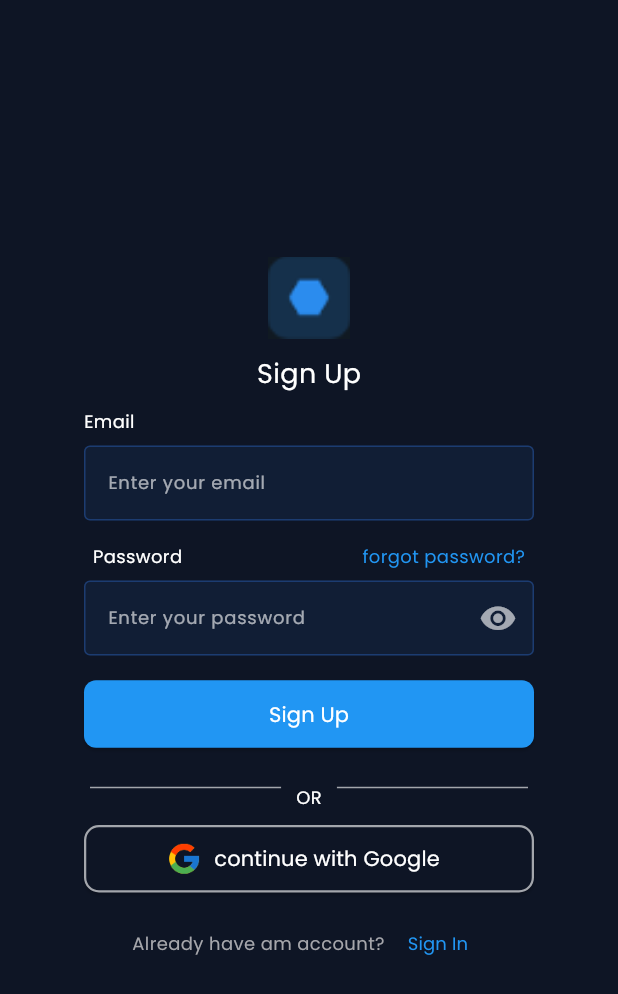
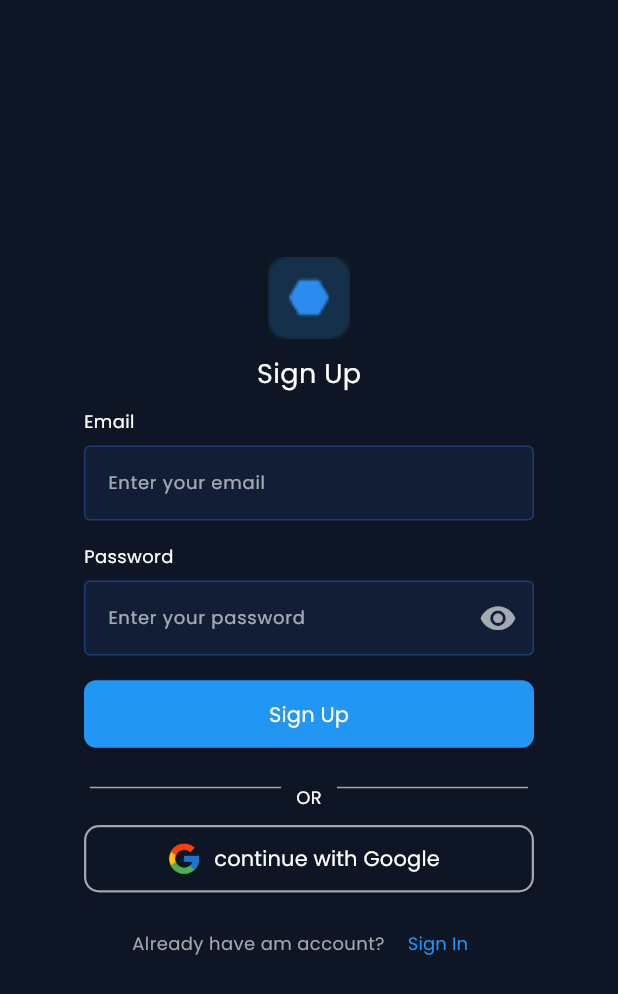
Before and after one commit to n159753/firebasetask, a Flutter app: the screen it shows after launch, after a tap on "Sign In", after a tap on "Sign Up", on a phone screen of 412 x 824 dp. Shown: the top 994 px of the screen. Run offline on Flutter 3.47's test engine with Material 3 defaults, Android fonts, the phone set to English and light mode, and no system bars; our stand-ins replace bloc, firebase_auth, firebase_core, flutter_bloc; accounts and stored records are empty; network calls fail.

Commit message:
third commit

```diff
--- a/lib/controller/signup_cubit/signup_state.dart
+++ b/lib/controller/signup_cubit/signup_state.dart
@@ -13,9 +13,9 @@ final class SignupSuccess extends SignupState {
 }
 
 final class SignupError extends SignupState {
-  final String? message; // رسالة عامة تظهر SnackBar
-  final String? emailError; // يظهر تحت TextFormField
-  final String? passwordError; // يظهر تحت TextFormField
+  final String? message;
+  final String? emailError;
+  final String? passwordError;
 
   SignupError({this.message, this.emailError, this.passwordError});
 }
--- a/lib/view/screens/home_screen.dart
+++ b/lib/view/screens/home_screen.dart
@@ -1,4 +1,5 @@
 import 'package:authtask/view/screens/login/login_screen.dart';
+import 'package:authtask/view/widgets/button_widget.dart';
 import 'package:firebase_auth/firebase_auth.dart';
 import 'package:flutter/material.dart';
 
@@ -18,11 +19,14 @@ class HomeScreen extends StatelessWidget {
         ),
       ),
 
-      body: Column(
+      body: Padding(
+        padding: const EdgeInsets.all(8.0),
+        child: Center(
+          child: Column(
             crossAxisAlignment: CrossAxisAlignment.center,
             mainAxisAlignment: MainAxisAlignment.end,
             children: [
-          ElevatedButton(
+              ButtonWidget(
                 onPressed: () async {
                   await FirebaseAuth.instance.signOut();
                   Navigator.pushAndRemoveUntil(
@@ -31,19 +35,31 @@ class HomeScreen extends StatelessWidget {
                     (route) => false,
                   );
                 },
-            style: ElevatedButton.styleFrom(
-              minimumSize: Size(300, 45),
-              backgroundColor: Colors.blue,
-              shape: RoundedRectangleBorder(
-                borderRadius: BorderRadiusGeometry.circular(8),
+                btntxt: "Sign Out",  )
+              // ElevatedButton(
+              //   onPressed: () async {
+              //     await FirebaseAuth.instance.signOut();
+              //     Navigator.pushAndRemoveUntil(
+              //       context,
+              //       MaterialPageRoute(builder: (_) => const LoginScreen()),
+              //       (route) => false,
+              //     );
+              //   },
+              //   style: ElevatedButton.styleFrom(
+              //     minimumSize: Size(300, 45),
+              //     backgroundColor: Colors.blue,
+              //     shape: RoundedRectangleBorder(
+              //       borderRadius: BorderRadiusGeometry.circular(8),
+              //     ),
+              //   ),
+              //   child: Text(
+              //     "Sign out",
+              //     style: TextStyle(fontFamily: 'Poppins', color: Colors.white),
+              //   ),
+              // ),
+            ],
           ),
         ),
-            child: Text(
-              "Sign out",
-              style: TextStyle(fontFamily: 'Poppins', color: Colors.white),
-            ),
-          ),
-        ],
       ),
     );
   }
--- a/lib/view/screens/login/login_form.dart
+++ b/lib/view/screens/login/login_form.dart
@@ -1,6 +1,7 @@
 import 'package:authtask/controller/login_cubit/login_cubit.dart';
 import 'package:authtask/controller/login_cubit/login_cubit.dart';
 import 'package:authtask/view/screens/home_screen.dart';
+import 'package:authtask/view/widgets/button_widget.dart';
 import 'package:flutter/material.dart';
 import 'package:flutter_bloc/flutter_bloc.dart';
 import '../../widgets/text_from_field_widget.dart';
@@ -87,37 +88,28 @@ class _LoginFormState extends State<LoginForm> {
                       hinttxt: 'Enter your password',
                       errorText: passwordError,
                       controler: _passwordController,
+                      forgotpass: "forgot password?",
                     ),
                   ],
                 ),
 
                 state is LoginLoading
                     ? const CircularProgressIndicator()
-                    : ElevatedButton(
-                        onPressed: () {
-                          if (_formKey.currentState!.validate()) {
+                    : ButtonWidget(
+                      formKey: _formKey,
+                      emailController: _emailController,
+                      passwordController: _passwordController,
+                      btntxt:"Sign In",
+                      onPressed: () {
+                        if (_formKey.currentState!.validate()) {
                             context.read<LoginCubit>().login(
                               email: _emailController.text.trim(),
                               password: _passwordController.text.trim(),
                             );
-                          }
-                        },
 
-                        style: ElevatedButton.styleFrom(
-                          minimumSize: Size(300, 45),
-                          backgroundColor: Colors.blue,
-                          shape: RoundedRectangleBorder(
-                            borderRadius: BorderRadiusGeometry.circular(8),
-                          ),
-                        ),
-                        child: Text(
-                          "Sign In",
-                          style: TextStyle(
-                            color: Colors.white,
-                            fontFamily: 'Poppins',
-                          ),
-                        ),
-                      ),
+                        }
+
+                    },),
               ],
             ),
           );
--- a/lib/view/screens/signup/signup_form.dart
+++ b/lib/view/screens/signup/signup_form.dart
@@ -1,6 +1,7 @@
 // import 'package:firebase_auth/firebase_auth.dart';
 import 'package:authtask/controller/signup_cubit/signup_cubit.dart';
 import 'package:authtask/view/screens/home_screen.dart';
+import 'package:authtask/view/widgets/button_widget.dart';
 import 'package:firebase_auth/firebase_auth.dart';
 import 'package:flutter/material.dart';
 import 'package:flutter_bloc/flutter_bloc.dart';
@@ -92,31 +93,23 @@ class _SignupFormState extends State<SignupForm> {
                   ),
 
                   state is SignupLoading
-                      ? CircularProgressIndicator()
-                      : ElevatedButton(
-                          onPressed: () {
-                            if (_formKey.currentState!.validate()) {
-                              BlocProvider.of<SignUpCubit>(context).signUp(
+                    ? const CircularProgressIndicator()
+                    : ButtonWidget(
+                      formKey: _formKey,
+                      emailController: _emailController,
+                      passwordController: _passwordController,
+                      btntxt:"Sign Up",
+                      onPressed: () {
+                        if (_formKey.currentState!.validate()) {
+                            BlocProvider.of<SignUpCubit>(context).signUp(
                                 email: _emailController.text.trim(),
                                 password: _passwordController.text.trim(),
-                              );
-                            }
-                          },
-                          style: ElevatedButton.styleFrom(
-                            minimumSize: Size(300, 45),
-                            backgroundColor: Colors.blue,
-                            shape: RoundedRectangleBorder(
-                              borderRadius: BorderRadiusGeometry.circular(8),
-                            ),
-                          ),
-                          child: Text(
-                            "Sign Up",
-                            style: TextStyle(
-                              fontFamily: 'Poppins',
-                              color: Colors.white,
-                            ),
-                          ),
-                        ),
+                            );
+
+                        }
+
+                    },),
+
                 ],
               ),
             );
--- a/lib/view/widgets/button_widget.dart
+++ b/lib/view/widgets/button_widget.dart
@@ -1,10 +1,45 @@
+import 'package:authtask/controller/login_cubit/login_cubit.dart';
+import 'package:flutter/cupertino.dart';
 import 'package:flutter/material.dart';
+import 'package:flutter_bloc/flutter_bloc.dart';
 
-class Button extends StatelessWidget {
-  const Button({super.key});
+class ButtonWidget extends StatelessWidget {
+  const ButtonWidget({
+    super.key,
+    required this.onPressed,
+    required this.btntxt,
+     GlobalKey<FormState>? formKey,
+     TextEditingController? emailController,
+     TextEditingController? passwordController,
+  }) : _formKey = formKey, _emailController = emailController, _passwordController = passwordController;
+
+  final GlobalKey<FormState>? _formKey;
+  final TextEditingController? _emailController;
+  final TextEditingController? _passwordController;
+
+  final VoidCallback onPressed;
+
+  final String btntxt;
 
   @override
   Widget build(BuildContext context) {
-    return const Placeholder();
+    return ElevatedButton(
+        onPressed: onPressed,
+
+        style: ElevatedButton.styleFrom(
+          minimumSize: Size(300, 45),
+          backgroundColor: Colors.blue,
+          shape: RoundedRectangleBorder(
+            borderRadius: BorderRadiusGeometry.circular(8),
+          ),
+        ),
+        child: Text(
+          btntxt,
+          style: TextStyle(
+            color: Colors.white,
+            fontFamily: 'Poppins',
+          ),
+        ),
+      );
   }
 }
--- a/lib/view/widgets/text_from_field_widget.dart
+++ b/lib/view/widgets/text_from_field_widget.dart
@@ -10,6 +10,7 @@ class TextFormFieldWidget extends StatefulWidget {
   final Function(String)? onchanged;
   //  final String? Function(String?) validator;
   final String? errorText;
+  final String forgotpass;
 
   const TextFormFieldWidget({
     super.key,
@@ -21,6 +22,7 @@ class TextFormFieldWidget extends StatefulWidget {
     this.onchanged,
     //  required this.validator,
     this.errorText,
+    this.forgotpass ="",
   });
 
   @override
@@ -37,8 +39,10 @@ class _TextFormFieldWidgetState extends State<TextFormFieldWidget> {
       spacing: 8,
       children: [
         widget.isPassword
-            ? Row(
-              mainAxisAlignment: MainAxisAlignment.center,
+            ? Container(
+              width: 300,
+              child: Row(
+                mainAxisAlignment: MainAxisAlignment.start,
                   children: [
                     Text(
                       widget.label,
@@ -50,7 +54,7 @@ class _TextFormFieldWidgetState extends State<TextFormFieldWidget> {
                     ),
                     SizedBox(width: 120,),
                     Text(
-                    "forgot password?",
+                      widget.forgotpass,
                       style: TextStyle(
                         fontSize: 12,
                         color: Colors.blue,
@@ -58,6 +62,7 @@ class _TextFormFieldWidgetState extends State<TextFormFieldWidget> {
                       ),
                     ),
                   ],
+                ),
             )
             : Container(
               width: 300,
```
Lines whose indentation alone changed are shown as unchanged.
